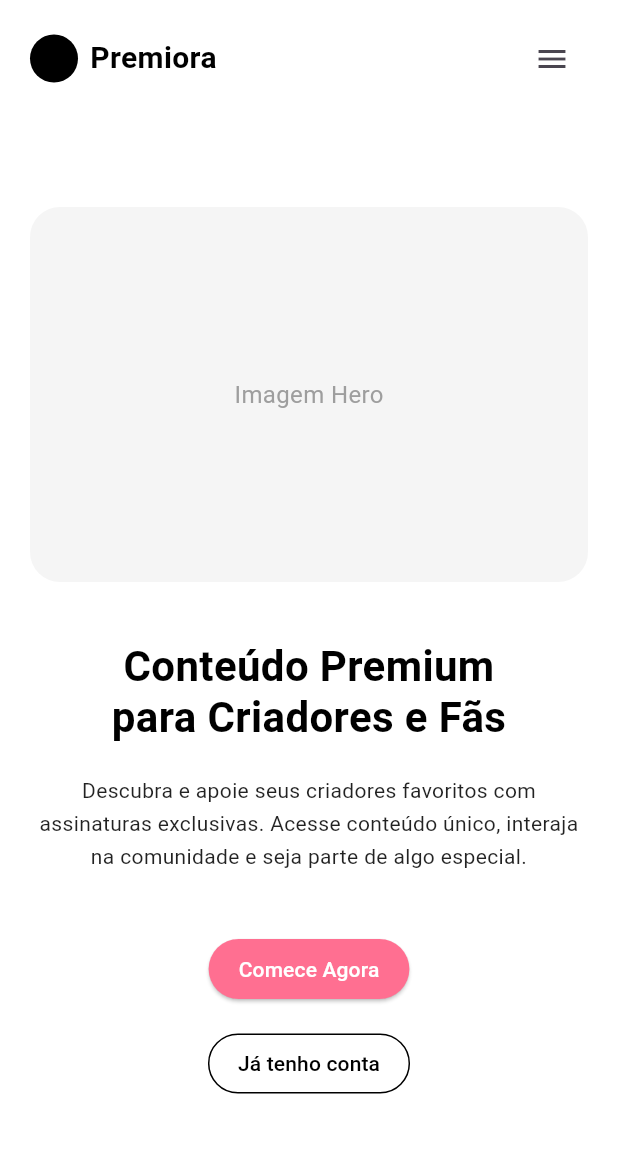
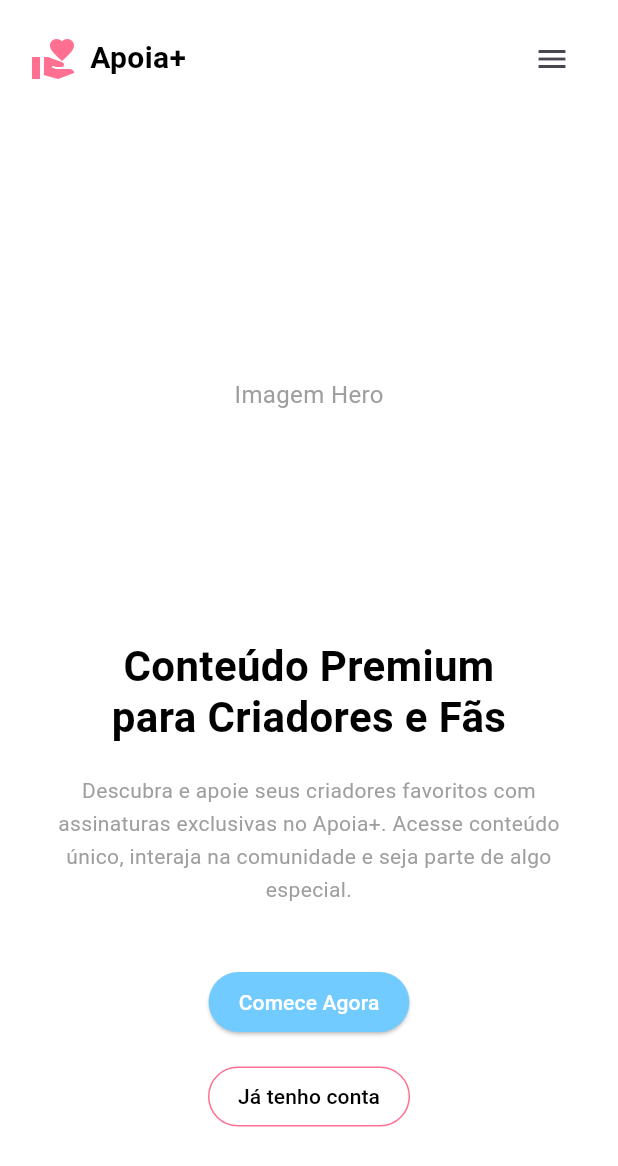
Before and after one commit to NatanaelSou/TCC-Project, a Flutter app: the screen it shows after launch, on a phone screen of 412 x 824 dp. Shown: the top 1166 px of the screen. Run offline on Flutter 3.47's test engine with Material 3 defaults, Android fonts, the light colour scheme and no system bars; our stand-ins replace cached_network_image, file_picker, flutter_svg, image_picker, video_player; accounts and stored records are empty.

Commit message:
feat: Update color constants and improve UI consistency across widgets; integrate flutter_svg package

```diff
--- a/lib/constants.dart
+++ b/lib/constants.dart
@@ -9,9 +9,9 @@ class AppColors {
 
   // Sidebar - Cores específicas da barra lateral
   static const Color sidebar = Colors.white;
-  static const Color sidebarItemActive = Colors.black;
+  static const Color sidebarItemActive = Color.fromARGB(255, 155, 210, 255); // Lilac for active
   static const Color sidebarPromptBg = Color.fromARGB(184, 255, 255, 255);
-  static const Color sidebarPromptShadow = Color(0x30FF6F91);
+  static const Color sidebarPromptShadow = Color(0x30C8A2C8); // Lilac shadow
 
   // Text - Cores para textos em diferentes contextos
   static const Color textLight = Color.fromARGB(255, 255, 255, 255);
@@ -20,26 +20,26 @@ class AppColors {
 
   // Icons - Cores para ícones
   static const Color iconLight = Colors.white;
-  static const Color iconDark = Colors.black;
+  static const Color iconDark = Color(0xFFADD8E6); // Light blue for icons
 
   // Cards - Cores para cards de conteúdo
-  static const Color cardBg = Color(0xFFF5F5F7);
+  static const Color cardBg = Colors.white;
   static const Color cardImagePlaceholder = Colors.grey;
 
   // Inputs - Cores para campos de entrada
   static const Color inputFill = Colors.white;
 
   // Background - Cores de fundo
-  static const Color background = Color(0xFFF5F5F5);
+  static const Color background = Colors.white;
 
   // Buttons - Cores para botões
-  static const Color btnSecondary = Color(0xFFFF6F91);
+  static const Color btnSecondary = Color.fromARGB(255, 114, 203, 255); // Lilac
 }
 
 /// Classe para constantes de texto reutilizáveis
 class AppStrings {
   // Textos comuns da interface
-  static const String appTitle = 'App Flutter + Node.js + mySQL';
+  static const String appTitle = 'Apoia+';
   static const String loginTitle = 'Login';
   static const String logoutText = 'Logout';
   static const String welcomeMessage = 'Bem-vindo ao App!';
--- a/lib/main.dart
+++ b/lib/main.dart
@@ -14,6 +14,7 @@ import 'providers/theme_provider.dart';
 import 'screens/community_chat_screen.dart';
 import 'screens/community_mural_screen.dart';
 import 'models/community_models.dart';
+import 'constants.dart';
 
 /// Ponto de entrada da aplicação
 /// Inicializa o app com providers globais e configurações básicas
@@ -51,7 +52,7 @@ class MyApp extends StatelessWidget {
     return Consumer<ThemeNotifier>(
       builder: (context, theme, child) {
         return MaterialApp(
-          title: 'App Flutter + Node.js + mySQL',
+          title: AppStrings.appTitle,
           theme: theme.currentTheme,
           home: LandingPage(),
           routes: {
--- a/lib/providers/theme_provider.dart
+++ b/lib/providers/theme_provider.dart
@@ -1,4 +1,5 @@
 import 'package:flutter/material.dart';
+import '../constants.dart';
 
 class ThemeNotifier extends ChangeNotifier {
   bool _isDark = false;
@@ -14,31 +15,105 @@ class ThemeNotifier extends ChangeNotifier {
 
   static final ThemeData _lightTheme = ThemeData(
     brightness: Brightness.light,
-    primaryColor: Colors.blue,
-    scaffoldBackgroundColor: Colors.white,
+    primaryColor: AppColors.primary, // Light blue
+    scaffoldBackgroundColor: AppColors.background, // White
     appBarTheme: AppBarTheme(
-      backgroundColor: Colors.white,
-      foregroundColor: Colors.black,
+      backgroundColor: AppColors.background, // White
+      foregroundColor: AppColors.textDark, // Black
     ),
     textTheme: TextTheme(
-      bodyLarge: TextStyle(color: Colors.black),
-      bodyMedium: TextStyle(color: Colors.black87),
+      bodyLarge: TextStyle(color: AppColors.textDark), // Black
+      bodyMedium: TextStyle(color: AppColors.textGrey), // Grey
     ),
+    elevatedButtonTheme: ElevatedButtonThemeData(
+      style: ElevatedButton.styleFrom(
+        backgroundColor: AppColors.secondary, // Lilac
+        foregroundColor: AppColors.textLight, // White
+        shape: RoundedRectangleBorder(
+          borderRadius: BorderRadius.circular(AppDimensions.borderRadiusLarge),
+        ),
+      ),
+    ),
+    outlinedButtonTheme: OutlinedButtonThemeData(
+      style: OutlinedButton.styleFrom(
+        side: BorderSide(color: AppColors.secondary), // Lilac border
+        foregroundColor: AppColors.textDark, // Black
+        shape: RoundedRectangleBorder(
+          borderRadius: BorderRadius.circular(AppDimensions.borderRadiusLarge),
+        ),
+      ),
+    ),
+    inputDecorationTheme: InputDecorationTheme(
+      filled: true,
+      fillColor: AppColors.inputFill, // White
+      border: OutlineInputBorder(
+        borderRadius: BorderRadius.circular(AppDimensions.borderRadiusMedium),
+        borderSide: BorderSide(color: AppColors.primary), // Light blue
+      ),
+      focusedBorder: OutlineInputBorder(
+        borderRadius: BorderRadius.circular(AppDimensions.borderRadiusMedium),
+        borderSide: BorderSide(color: AppColors.secondary), // Lilac
+      ),
+    ),
+    // cardTheme: CardTheme(
+    //   color: AppColors.cardBg, // White
+    //   elevation: 4,
+    //   shape: RoundedRectangleBorder(
+    //     borderRadius: BorderRadius.circular(AppDimensions.borderRadiusMedium),
+    //   ),
+    // ),
     // Add more customizations as needed
   );
 
   static final ThemeData _darkTheme = ThemeData(
     brightness: Brightness.dark,
-    primaryColor: Colors.blueGrey,
-    scaffoldBackgroundColor: Colors.black,
+    primaryColor: AppColors.primary, // Light blue (adjust for dark if needed)
+    scaffoldBackgroundColor: Colors.grey[900], // Dark background
     appBarTheme: AppBarTheme(
-      backgroundColor: Colors.black,
-      foregroundColor: Colors.white,
+      backgroundColor: Colors.grey[900],
+      foregroundColor: AppColors.textLight, // White
     ),
     textTheme: TextTheme(
-      bodyLarge: TextStyle(color: Colors.white),
-      bodyMedium: TextStyle(color: Colors.white70),
+      bodyLarge: TextStyle(color: AppColors.textLight), // White
+      bodyMedium: TextStyle(color: Colors.grey[300]), // Light grey
     ),
+    elevatedButtonTheme: ElevatedButtonThemeData(
+      style: ElevatedButton.styleFrom(
+        backgroundColor: AppColors.secondary, // Lilac
+        foregroundColor: AppColors.textLight, // White
+        shape: RoundedRectangleBorder(
+          borderRadius: BorderRadius.circular(AppDimensions.borderRadiusLarge),
+        ),
+      ),
+    ),
+    outlinedButtonTheme: OutlinedButtonThemeData(
+      style: OutlinedButton.styleFrom(
+        side: BorderSide(color: AppColors.secondary), // Lilac border
+        foregroundColor: AppColors.textLight, // White
+        shape: RoundedRectangleBorder(
+          borderRadius: BorderRadius.circular(AppDimensions.borderRadiusLarge),
+        ),
+      ),
+    ),
+    inputDecorationTheme: InputDecorationTheme(
+      filled: true,
+      fillColor: Colors.grey[800],
+      border: OutlineInputBorder(
+        borderRadius: BorderRadius.circular(AppDimensions.borderRadiusMedium),
+        borderSide: BorderSide(color: AppColors.primary), // Light blue
+      ),
+      focusedBorder: OutlineInputBorder(
+        borderRadius: BorderRadius.circular(AppDimensions.borderRadiusMedium),
+        borderSide: BorderSide(color: AppColors.secondary), // Lilac
+      ),
+    ),
+    // cardTheme: CardTheme(
+    //   color: Colors.grey[800],
+    //   elevation: 4,
+    //   shape: RoundedRectangleBorder(
+    //     borderRadius: BorderRadius.circular(AppDimensions.borderRadiusMedium),
+    //   ),
+    // ),
     // Add more customizations as needed
   );
 }
--- a/lib/widgets/features_section_widget.dart
+++ b/lib/widgets/features_section_widget.dart
@@ -36,15 +36,15 @@ class FeaturesSectionWidget extends StatelessWidget {
 
     return Container(
       padding: const EdgeInsets.symmetric(horizontal: 20, vertical: 80),
-      color: Colors.grey[50],
+      color: AppColors.background,
       child: Column(
         children: [
-          const Text(
-            'Por que escolher nossa plataforma?',
+          Text(
+            'Por que escolher o ${AppStrings.appTitle}?',
             style: TextStyle(
               fontSize: 36,
               fontWeight: FontWeight.bold,
-              color: Colors.black,
+              color: AppColors.textDark,
             ),
             textAlign: TextAlign.center,
           ),
@@ -82,11 +82,11 @@ class FeaturesSectionWidget extends StatelessWidget {
       width: isDesktop ? 250 : isTablet ? 200 : double.infinity,
       padding: const EdgeInsets.all(30),
       decoration: BoxDecoration(
-        color: Colors.white,
-        borderRadius: BorderRadius.circular(15),
+        color: AppColors.cardBg,
+        borderRadius: BorderRadius.circular(AppDimensions.borderRadiusMedium),
         boxShadow: [
           BoxShadow(
-            color: Colors.black.withValues(alpha: 0.1),
+            color: AppColors.textDark.withOpacity(0.1),
             blurRadius: 10,
             offset: const Offset(0, 5),
           ),
@@ -97,24 +97,24 @@ class FeaturesSectionWidget extends StatelessWidget {
           Icon(
             feature['icon'] as IconData,
             size: 50,
-            color: AppColors.btnSecondary,
+            color: AppColors.secondary,
           ),
           const SizedBox(height: 20),
           Text(
             feature['title'] as String,
-            style: const TextStyle(
+            style: TextStyle(
               fontSize: 20,
               fontWeight: FontWeight.bold,
-              color: Colors.black,
+              color: AppColors.textDark,
             ),
             textAlign: TextAlign.center,
           ),
           const SizedBox(height: 15),
           Text(
             feature['description'] as String,
-            style: const TextStyle(
+            style: TextStyle(
               fontSize: 14,
-              color: Colors.black87,
+              color: AppColors.textGrey,
               height: 1.5,
             ),
             textAlign: TextAlign.center,
--- a/lib/widgets/footer_widget.dart
+++ b/lib/widgets/footer_widget.dart
@@ -1,4 +1,5 @@
 import 'package:flutter/material.dart';
+import '../constants.dart';
 
 /// Widget para o rodapé/footer da landing page
 class FooterWidget extends StatelessWidget {
@@ -8,13 +9,13 @@ class FooterWidget extends StatelessWidget {
   Widget build(BuildContext context) {
     return Container(
       padding: const EdgeInsets.symmetric(horizontal: 20, vertical: 40),
-      color: Colors.black,
+      color: AppColors.primary,
       child: Column(
         children: [
-          const Text(
-            '© 2025 Premiora. Todos os direitos reservados.',
+          Text(
+            '© 2025 ${AppStrings.appTitle}. Todos os direitos reservados.',
             style: TextStyle(
-              color: Colors.white,
+              color: AppColors.textLight,
               fontSize: 14,
             ),
           ),
@@ -38,8 +39,8 @@ class FooterWidget extends StatelessWidget {
   Widget _buildFooterLink(String text) {
     return Text(
       text,
-      style: const TextStyle(
-        color: Colors.white,
+      style: TextStyle(
+        color: AppColors.textLight,
         fontSize: 14,
         decoration: TextDecoration.underline,
       ),
--- a/lib/widgets/header_widget.dart
+++ b/lib/widgets/header_widget.dart
@@ -1,5 +1,6 @@
 import 'package:flutter/material.dart';
 import '../constants.dart';
+import 'package:flutter_svg/flutter_svg.dart';
 
 /// Widget para o cabeçalho da landing page com logo e navegação
 class HeaderWidget extends StatelessWidget {
@@ -21,21 +22,18 @@ class HeaderWidget extends StatelessWidget {
           // Logo
           Row(
             children: [
-              Container(
-                width: 32,
-                height: 32,
-                decoration: const BoxDecoration(
-                  color: Colors.black,
-                  shape: BoxShape.circle,
-                ),
+              Icon(
+                Icons.volunteer_activism,
+                color: AppColors.secondary,
+                size: 32,
               ),
               const SizedBox(width: 8),
-              const Text(
-                'Premiora',
+              Text(
+                AppStrings.appTitle,
                 style: TextStyle(
                   fontSize: 20,
                   fontWeight: FontWeight.bold,
-                  color: Colors.black,
+                  color: AppColors.textDark,
                 ),
               ),
             ],
@@ -69,9 +67,9 @@ class HeaderWidget extends StatelessWidget {
       padding: const EdgeInsets.symmetric(horizontal: 15),
       child: Text(
         text,
-        style: const TextStyle(
+        style: TextStyle(
           fontSize: 16,
-          color: Colors.black87,
+          color: AppColors.textDark,
         ),
       ),
     );
@@ -82,7 +80,7 @@ class HeaderWidget extends StatelessWidget {
     return OutlinedButton(
       onPressed: onPressed,
       style: OutlinedButton.styleFrom(
-        side: const BorderSide(color: Colors.black),
+        side: BorderSide(color: AppColors.secondary),
         shape: RoundedRectangleBorder(
           borderRadius: BorderRadius.circular(25),
         ),
@@ -90,7 +88,7 @@ class HeaderWidget extends StatelessWidget {
       ),
       child: Text(
         text,
-        style: const TextStyle(color: Colors.black),
+        style: TextStyle(color: AppColors.textDark),
       ),
     );
   }
--- a/lib/widgets/hero_section_widget.dart
+++ b/lib/widgets/hero_section_widget.dart
@@ -37,16 +37,16 @@ class HeroSectionWidget extends StatelessWidget {
                         style: TextStyle(
                           fontSize: titleFontSize,
                           fontWeight: FontWeight.bold,
-                          color: Colors.black,
+                          color: AppColors.textDark,
                           height: 1.2,
                         ),
                       ),
                       const SizedBox(height: 20),
                       Text(
-                        'Descubra e apoie seus criadores favoritos com assinaturas exclusivas. Acesse conteúdo único, interaja na comunidade e seja parte de algo especial.',
+                        'Descubra e apoie seus criadores favoritos com assinaturas exclusivas no ${AppStrings.appTitle}. Acesse conteúdo único, interaja na comunidade e seja parte de algo especial.',
                         style: TextStyle(
                           fontSize: descFontSize,
-                          color: Colors.black87,
+                          color: AppColors.textGrey,
                           height: 1.6,
                         ),
                       ),
@@ -68,7 +68,7 @@ class HeroSectionWidget extends StatelessWidget {
                   child: Container(
                     height: 400,
                     decoration: BoxDecoration(
-                      color: const Color(0xFFF5F5F5),
+                      color: AppColors.cardBg,
                       borderRadius: BorderRadius.circular(20),
                     ),
                     child: const Center(
@@ -91,7 +91,7 @@ class HeroSectionWidget extends StatelessWidget {
                   height: 250,
                   margin: const EdgeInsets.only(bottom: 40),
                   decoration: BoxDecoration(
-                    color: const Color(0xFFF5F5F5),
+                    color: AppColors.cardBg,
                     borderRadius: BorderRadius.circular(20),
                   ),
                   child: const Center(
@@ -110,17 +110,17 @@ class HeroSectionWidget extends StatelessWidget {
                   style: TextStyle(
                     fontSize: titleFontSize,
                     fontWeight: FontWeight.bold,
-                    color: Colors.black,
+                    color: AppColors.textDark,
                     height: 1.2,
                   ),
                   textAlign: TextAlign.center,
                 ),
                 const SizedBox(height: 20),
                 Text(
-                  'Descubra e apoie seus criadores favoritos com assinaturas exclusivas. Acesse conteúdo único, interaja na comunidade e seja parte de algo especial.',
+                  'Descubra e apoie seus criadores favoritos com assinaturas exclusivas no ${AppStrings.appTitle}. Acesse conteúdo único, interaja na comunidade e seja parte de algo especial.',
                   style: TextStyle(
                     fontSize: descFontSize,
-                    color: Colors.black87,
+                    color: AppColors.textGrey,
                     height: 1.6,
                   ),
                   textAlign: TextAlign.center,
@@ -161,7 +161,7 @@ class HeroSectionWidget extends StatelessWidget {
     return OutlinedButton(
       onPressed: onPressed,
       style: OutlinedButton.styleFrom(
-        side: const BorderSide(color: Colors.black),
+        side: BorderSide(color: AppColors.secondary),
         shape: RoundedRectangleBorder(
           borderRadius: BorderRadius.circular(25),
         ),
@@ -169,7 +169,7 @@ class HeroSectionWidget extends StatelessWidget {
       ),
       child: Text(
         text,
-        style: const TextStyle(color: Colors.black),
+        style: TextStyle(color: AppColors.textDark),
       ),
     );
   }
--- a/lib/widgets/testimonials_section_widget.dart
+++ b/lib/widgets/testimonials_section_widget.dart
@@ -1,4 +1,5 @@
 import 'package:flutter/material.dart';
+import '../constants.dart';
 
 /// Widget para a seção de depoimentos/testimonials da landing page
 class TestimonialsSectionWidget extends StatelessWidget {
@@ -29,12 +30,12 @@ class TestimonialsSectionWidget extends StatelessWidget {
       padding: const EdgeInsets.symmetric(horizontal: 20, vertical: 80),
       child: Column(
         children: [
-          const Text(
-            'O que nossos usuários dizem',
+          Text(
+            'O que nossos usuários dizem sobre o ${AppStrings.appTitle}',
             style: TextStyle(
               fontSize: 36,
               fontWeight: FontWeight.bold,
-              color: Colors.black,
+              color: AppColors.textDark,
             ),
             textAlign: TextAlign.center,
           ),
@@ -72,17 +73,17 @@ class TestimonialsSectionWidget extends StatelessWidget {
       width: isDesktop ? 300 : isTablet ? 250 : double.infinity,
       padding: const EdgeInsets.all(30),
       decoration: BoxDecoration(
-        color: Colors.white,
-        borderRadius: BorderRadius.circular(15),
-        border: Border.all(color: Colors.grey[200]!),
+        color: AppColors.cardBg,
+        borderRadius: BorderRadius.circular(AppDimensions.borderRadiusMedium),
+        border: Border.all(color: AppColors.secondary.withOpacity(0.2)),
       ),
       child: Column(
         children: [
           Text(
             '"${testimonial['text']}"',
-            style: const TextStyle(
+            style: TextStyle(
               fontSize: 16,
-              color: Colors.black87,
+              color: AppColors.textGrey,
               height: 1.6,
               fontStyle: FontStyle.italic,
             ),
@@ -91,10 +92,10 @@ class TestimonialsSectionWidget extends StatelessWidget {
           const SizedBox(height: 20),
           Text(
             testimonial['author'] as String,
-            style: const TextStyle(
+            style: TextStyle(
               fontSize: 14,
               fontWeight: FontWeight.bold,
-              color: Colors.black,
+              color: AppColors.textDark,
             ),
             textAlign: TextAlign.center,
           ),
--- a/pubspec.yaml
+++ b/pubspec.yaml
@@ -36,6 +36,7 @@ dependencies:
   image_picker: ^1.0.4
   video_player: ^2.8.1
   cached_network_image: ^3.3.1
+  flutter_svg: ^2.0.9
 
   # The following adds the Cupertino Icons font to your application.
   # Use with the CupertinoIcons class for iOS style icons.
```
Also changed, not shown: pubspec.lock.
